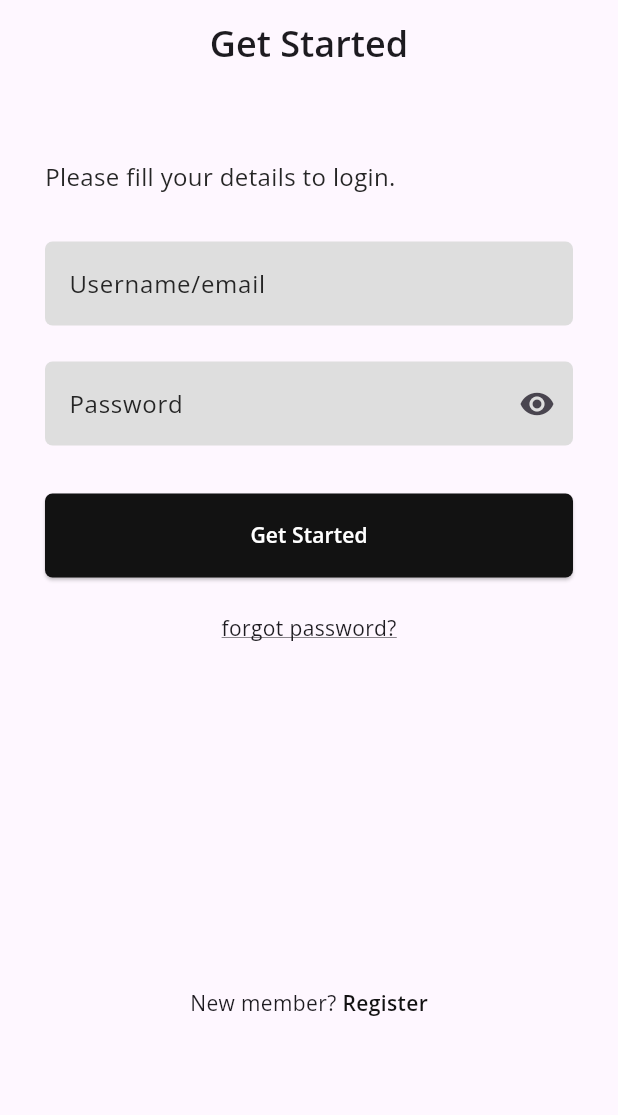
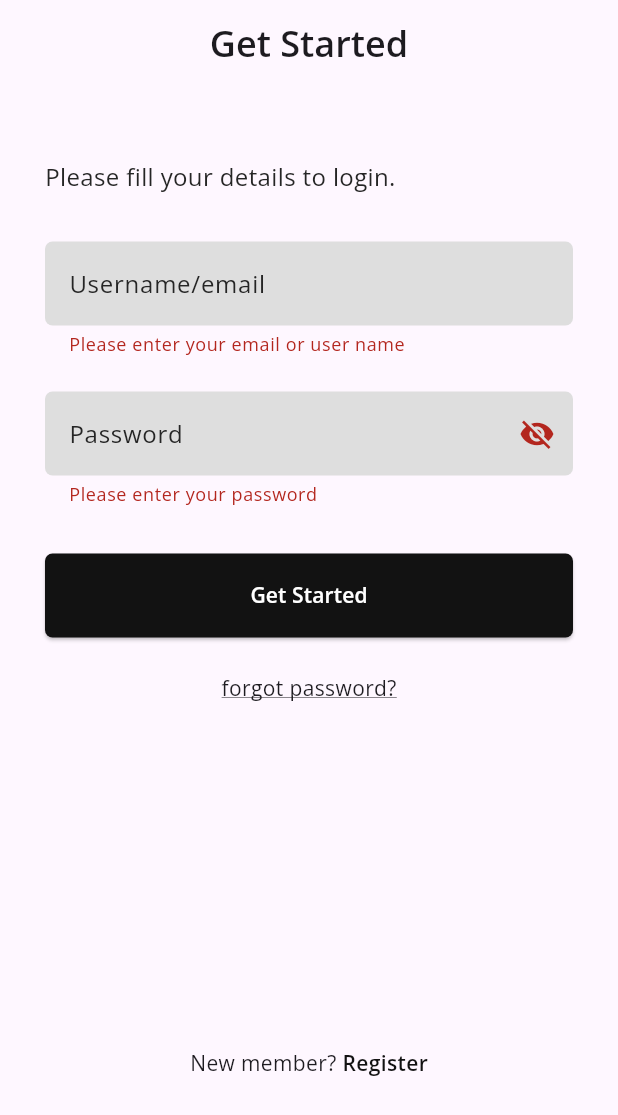
Before and after one commit to azimramadan/free-books-app, a Flutter app: the SignInView screen opened by its route, after a tap on "Get Started", on a phone screen of 412 x 824 dp. Shown: the top 1115 px of the screen. Run offline on Flutter 3.47's test engine with Material 3 defaults, Android fonts, the light colour scheme and no system bars; drawn by our look-alikes of modal_progress_hud_nsn; our stand-ins replace bloc, cloud_firestore, firebase_auth, firebase_core, flutter_bloc, go_router and 1 more; accounts and stored records are empty.

Commit message:
SignInView UI & Logic Done

```diff
--- a/lib/core/services/firebase_service.dart
+++ b/lib/core/services/firebase_service.dart
@@ -1,3 +1,4 @@
+import 'package:bookly_app/features/auth/data/models/user_model.dart';
 import 'package:cloud_firestore/cloud_firestore.dart';
 import 'package:firebase_auth/firebase_auth.dart';
 
@@ -71,8 +72,65 @@ class FirebaseService {
         password: password,
       );
       return userCredential.user;
+    } on FirebaseAuthException catch (e) {
+      String errorMessage;
+      switch (e.code) {
+        case 'user-not-found':
+          errorMessage =
+              "No account found with this email. Please check and try again.";
+          break;
+        case 'wrong-password':
+          errorMessage = "Incorrect password. Please try again.";
+          break;
+        case 'invalid-email':
+          errorMessage = "Invalid email format. Please enter a valid email.";
+          break;
+        case 'user-disabled':
+          errorMessage =
+              "This account has been disabled. Please contact support.";
+          break;
+        default:
+          errorMessage =
+              "An error occurred while logging in. Please try again later.";
+      }
+      throw Exception(errorMessage);
     } catch (e) {
-      throw Exception("Error logging in: ${e.toString()}");
+      throw Exception("An unexpected error occurred. Please try again.");
+    }
+  }
+
+  // Get Email by Username
+  Future<String?> getEmailByUsername({required String username}) async {
+    try {
+      QuerySnapshot querySnapshot =
+          await firestore
+              .collection("users")
+              .where("username", isEqualTo: username)
+              .limit(1)
+              .get();
+
+      if (querySnapshot.docs.isNotEmpty) {
+        return querySnapshot.docs.first["email"];
+      } else {
+        throw Exception("No user found with this username.");
+      }
+    } catch (e) {
+      throw Exception("Error fetching email: ${e.toString()}");
+    }
+  }
+
+  Future<UserModel?> getUserData(String uid) async {
+    try {
+      DocumentSnapshot userDoc =
+          await firestore.collection("users").doc(uid).get();
+
+      if (userDoc.exists) {
+        return UserModel.fromMap(userDoc.data() as Map<String, dynamic>);
+      } else {
+        return null;
+      }
+    } catch (e) {
+      throw Exception("Error fetching user data: ${e.toString()}");
     }
   }
 
--- /dev/null
+++ b/lib/features/auth/data/repositories/sign_in_repository .dart
@@ -0,0 +1,35 @@
+import 'package:bookly_app/core/services/firebase_service.dart';
+import 'package:bookly_app/features/auth/data/models/user_model.dart';
+import 'package:firebase_auth/firebase_auth.dart';
+
+class SignInRepository {
+  final FirebaseService firebaseService = FirebaseService();
+  Future<UserModel?> signInUser({
+    required String input,
+    required String password,
+  }) async {
+    User? firebaseUser;
+
+    if (isEmail(input)) {
+      firebaseUser = await firebaseService.loginUser(input, password);
+    } else {
+      String? email = await firebaseService.getEmailByUsername(username: input);
+      if (email == null) {
+        throw Exception("No account found with this username.");
+      }
+      firebaseUser = await firebaseService.loginUser(email, password);
+    }
+
+    if (firebaseUser == null) return null;
+
+    // جلب بيانات المستخدم من Firestore وتحويلها إلى UserModel
+    UserModel? userModel = await firebaseService.getUserData(firebaseUser.uid);
+    return userModel;
+  }
+
+  bool isEmail(String input) {
+    return RegExp(
+      r"^[a-zA-Z0-9._%+-]+@[a-zA-Z0-9.-]+\.[a-zA-Z]{2,}$",
+    ).hasMatch(input);
+  }
+}
--- a/lib/features/auth/presentation/view/sign_in_view.dart
+++ b/lib/features/auth/presentation/view/sign_in_view.dart
@@ -1,15 +1,40 @@
+import 'package:bookly_app/core/constants.dart';
+import 'package:bookly_app/core/utils/snack_bar_util.dart';
 import 'package:bookly_app/features/auth/presentation/view/widgets/custom_app_bar.dart';
 import 'package:bookly_app/features/auth/presentation/view/widgets/sign_in_view_body.dart';
+import 'package:bookly_app/features/auth/presentation/view_model/auth_sign_in_cubit/auth_sign_in_cubit.dart';
 import 'package:flutter/material.dart';
+import 'package:flutter_bloc/flutter_bloc.dart';
+import 'package:modal_progress_hud_nsn/modal_progress_hud_nsn.dart';
 
 class SignInView extends StatelessWidget {
   const SignInView({super.key});
 
   @override
   Widget build(BuildContext context) {
-    return Scaffold(
-      appBar: const CustomAppBar(title: 'Get Started'),
-      body: SignInViewBody(),
+    return BlocConsumer<AuthSignInCubit, AuthSignInState>(
+      listener: (context, state) {
+        if (state is AuthSignInSuccess) {
+          SnackBarUtil.showCustomSnackBar(
+            context,
+            "Registration successful!",
+            isError: false,
+          );
+        } else if (state is AuthSignInFailure) {
+          SnackBarUtil.showCustomSnackBar(context, state.error, isError: true);
+        }
+      },
+      builder: (context, state) {
+        return ModalProgressHUD(
+          inAsyncCall: state is AuthSignInLoading ? true : false,
+          color: kPrimaryColor,
+          progressIndicator: CircularProgressIndicator(color: kPrimaryColor),
+          child: Scaffold(
+            appBar: const CustomAppBar(title: 'Get Started'),
+            body: SignInViewBody(),
+          ),
+        );
+      },
     );
   }
 }
--- a/lib/features/auth/presentation/view/widgets/text_form_field_with_icon.dart
+++ b/lib/features/auth/presentation/view/widgets/passwword_text_form_field_with_icon.dart
@@ -1,12 +1,29 @@
 import 'package:bookly_app/core/constants.dart';
 import 'package:flutter/material.dart';
 
-class TextFormFieldWithIcon extends StatelessWidget {
-  const TextFormFieldWithIcon({super.key});
+class PasswordTextFormFieldWithIcon extends StatefulWidget {
+  const PasswordTextFormFieldWithIcon({
+    super.key,
+    this.controller,
+    this.validator,
+  });
 
+  final TextEditingController? controller;
+  final String? Function(String?)? validator;
+  @override
+  State<PasswordTextFormFieldWithIcon> createState() =>
+      _PasswordTextFormFieldWithIconState();
+}
+
+class _PasswordTextFormFieldWithIconState
+    extends State<PasswordTextFormFieldWithIcon> {
+  bool isObscure = true;
   @override
   Widget build(BuildContext context) {
     return TextFormField(
+      validator: widget.validator,
+      controller: widget.controller,
+      obscureText: isObscure,
       cursorColor: kSecondaryColor,
       decoration: InputDecoration(
         filled: true,
@@ -26,8 +43,12 @@ class TextFormFieldWithIcon extends StatelessWidget {
           color: kSecondaryColor,
         ),
         suffixIcon: IconButton(
-          icon: Icon(true ? Icons.visibility : Icons.visibility_off),
-          onPressed: () {},
+          icon: Icon(isObscure ? Icons.visibility_off : Icons.visibility),
+          onPressed: () {
+            setState(() {
+              isObscure = !isObscure;
+            });
+          },
         ),
       ),
     );
--- /dev/null
+++ b/lib/features/auth/presentation/view/widgets/sign_in_form.dart
@@ -0,0 +1,68 @@
+import 'package:bookly_app/features/auth/presentation/view/widgets/custom_elevated_button%20.dart';
+import 'package:bookly_app/features/auth/presentation/view/widgets/custom_text_form_field.dart';
+import 'package:bookly_app/features/auth/presentation/view/widgets/passwword_text_form_field_with_icon.dart';
+import 'package:bookly_app/features/auth/presentation/view_model/auth_sign_in_cubit/auth_sign_in_cubit.dart';
+import 'package:flutter/cupertino.dart';
+import 'package:flutter_bloc/flutter_bloc.dart';
+
+class SignInForm extends StatefulWidget {
+  const SignInForm({super.key});
+
+  @override
+  State<SignInForm> createState() => _SignInFormState();
+}
+
+class _SignInFormState extends State<SignInForm> {
+  final GlobalKey<FormState> formKey = GlobalKey<FormState>();
+  final TextEditingController identifierController = TextEditingController();
+  final TextEditingController passwordController = TextEditingController();
+  bool isAutoValidate = false;
+
+  void signIN() {
+    if (formKey.currentState!.validate()) {
+      BlocProvider.of<AuthSignInCubit>(context).signInUser(
+        input: identifierController.text,
+        password: passwordController.text,
+      );
+    } else {
+      setState(() {
+        isAutoValidate = true;
+      });
+    }
+  }
+
+  @override
+  Widget build(BuildContext context) {
+    return Form(
+      key: formKey,
+      autovalidateMode:
+          isAutoValidate ? AutovalidateMode.always : AutovalidateMode.disabled,
+      child: Column(
+        children: [
+          CustomTextFormField(
+            hintText: "Username/email",
+            controller: identifierController,
+            validator: (value) {
+              if (value == null || value.isEmpty) {
+                return 'Please enter your email or user name';
+              }
+              return null;
+            },
+          ),
+          const SizedBox(height: 24),
+          PasswordTextFormFieldWithIcon(
+            controller: passwordController,
+            validator: (value) {
+              if (value == null || value.isEmpty) {
+                return 'Please enter your password';
+              }
+              return null;
+            },
+          ),
+          const SizedBox(height: 32),
+          CustomElevatedButton(onPressed: signIN, text: 'Get Started'),
+        ],
+      ),
+    );
+  }
+}
--- a/lib/features/auth/presentation/view/widgets/sign_in_view_body.dart
+++ b/lib/features/auth/presentation/view/widgets/sign_in_view_body.dart
@@ -1,9 +1,7 @@
 import 'package:bookly_app/core/routes.dart';
 import 'package:bookly_app/features/auth/presentation/view/widgets/auth_navigation_text.dart';
-import 'package:bookly_app/features/auth/presentation/view/widgets/custom_elevated_button%20.dart';
-import 'package:bookly_app/features/auth/presentation/view/widgets/custom_text_form_field.dart';
 import 'package:bookly_app/features/auth/presentation/view/widgets/left_aligned_text.dart';
-import 'package:bookly_app/features/auth/presentation/view/widgets/text_form_field_with_icon.dart';
+import 'package:bookly_app/features/auth/presentation/view/widgets/sign_in_form.dart';
 
 import 'package:flutter/material.dart';
 import 'package:go_router/go_router.dart';
@@ -22,11 +20,7 @@ class SignInViewBody extends StatelessWidget {
             const LeftAlignedText(text: 'Please fill your details to login.'),
 
             const SizedBox(height: 32),
-            const CustomTextFormField(hintText: "Username/email"),
-            const SizedBox(height: 24),
-            const TextFormFieldWithIcon(),
-            const SizedBox(height: 32),
-            CustomElevatedButton(onPressed: () {}, text: 'Get Started'),
+            const SignInForm(),
             const SizedBox(height: 24),
 
             const Text(
--- /dev/null
+++ b/lib/features/auth/presentation/view_model/auth_sign_in_cubit/auth_sign_in_cubit.dart
@@ -0,0 +1,32 @@
+import 'package:bloc/bloc.dart';
+import 'package:bookly_app/features/auth/data/models/user_model.dart';
+import 'package:bookly_app/features/auth/data/repositories/sign_in_repository%20.dart';
+import 'package:meta/meta.dart';
+
+part 'auth_sign_in_state.dart';
+
+class AuthSignInCubit extends Cubit<AuthSignInState> {
+  final SignInRepository signInRepository;
+
+  AuthSignInCubit({required this.signInRepository})
+    : super(AuthSignInInitial());
+  void signInUser({required String input, required String password}) async {
+    emit(AuthSignInLoading());
+    try {
+      final userModel = await signInRepository.signInUser(
+        input: input,
+        password: password,
+      );
+
+      if (userModel == null) {
+        throw Exception("Failed to fetch user data.");
+      }
+
+      emit(
+        AuthSignInSuccess(userModel),
+      ); // إرجاع UserModel بعد جلبه من Firestore
+    } catch (e) {
+      emit(AuthSignInFailure(error: e.toString()));
+    }
+  }
+}
--- /dev/null
+++ b/lib/features/auth/presentation/view_model/auth_sign_in_cubit/auth_sign_in_state.dart
@@ -0,0 +1,18 @@
+part of 'auth_sign_in_cubit.dart';
+
+@immutable
+sealed class AuthSignInState {}
+
+final class AuthSignInInitial extends AuthSignInState {}
+
+class AuthSignInLoading extends AuthSignInState {}
+
+class AuthSignInSuccess extends AuthSignInState {
+  final UserModel user;
+  AuthSignInSuccess(this.user);
+}
+
+class AuthSignInFailure extends AuthSignInState {
+  final String error;
+  AuthSignInFailure({required this.error});
+}
```
Also changed, not shown: lib/main.dart (+7 -0 lines).
